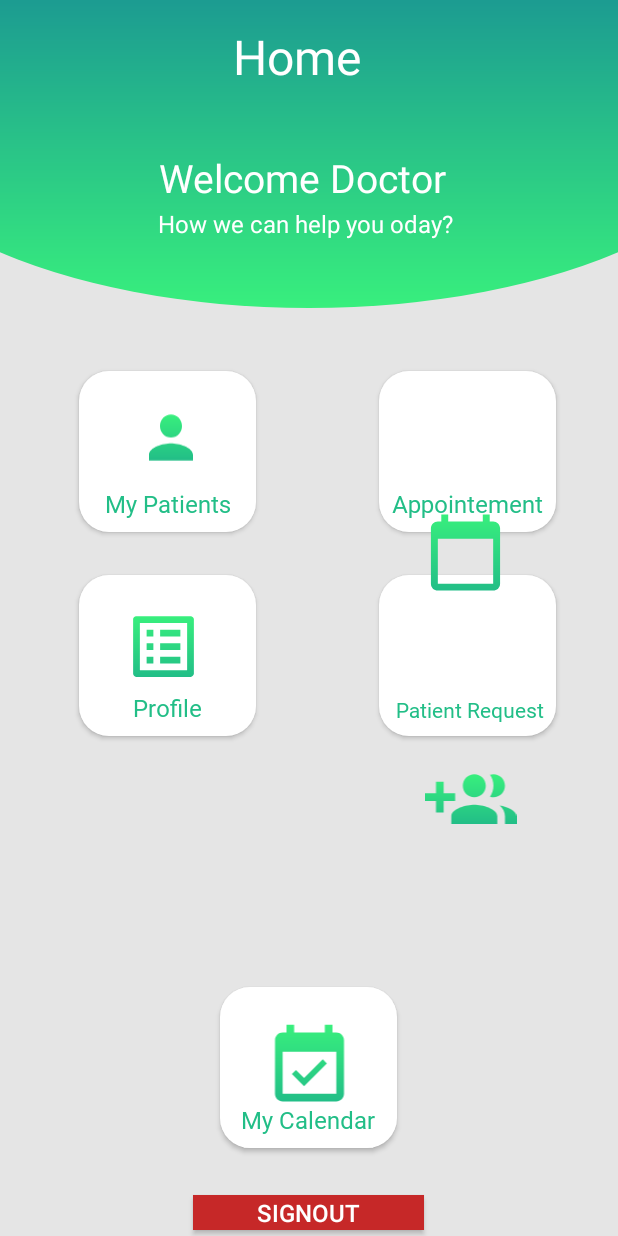
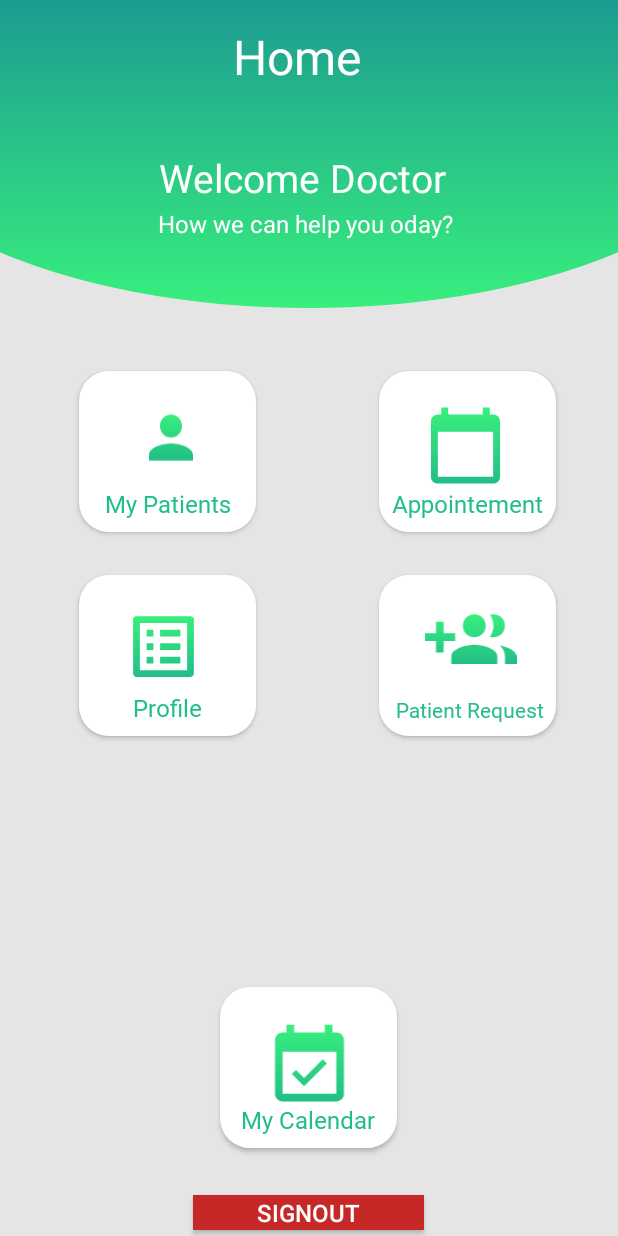
Before and after one commit to FARHAN-27/Telemedicine-App-using-java, an Android app: the DoctorHomeActivity screen opened directly, with no data from a screen before it, on a phone screen of 412 x 824 dp. Run offline under Robolectric (Android 15) with nearby library versions, the light colour scheme and no system bars; our stand-ins replace ButterKnife, Firebase (no records; nobody signed in at launch, a user with empty details on screens opened directly); Roboto replaces fonts that are not available here.

Commit message:
thik kore dici

```diff
--- a/app/src/main/res/layout/activity_doctor_home.xml
+++ b/app/src/main/res/layout/activity_doctor_home.xml
@@ -19,6 +19,95 @@
         app:layout_constraintHorizontal_bias="0.25"
         app:layout_constraintStart_toStartOf="parent"
         app:srcCompat="@drawable/ic_person" />
+
+
+
+    <Button
+        android:id="@+id/listPatients"
+        android:layout_width="118dp"
+        android:layout_height="107dp"
+        android:layout_marginTop="32dp"
+        android:layout_marginBottom="237dp"
+        android:background="@drawable/button_home"
+        android:fontFamily="@font/roboto"
+        android:gravity="bottom|center"
+        android:paddingBottom="8dp"
+        android:text="My Patients"
+        android:textAllCaps="false"
+        android:textColor="#22BE87"
+        android:textSize="16sp"
+        app:layout_constraintBottom_toTopOf="@+id/signOutBtn"
+        app:layout_constraintEnd_toEndOf="parent"
+        app:layout_constraintHorizontal_bias="0.18"
+        app:layout_constraintStart_toStartOf="parent"
+        app:layout_constraintTop_toBottomOf="@+id/view"
+        app:layout_constraintVertical_bias="0.0" />
+
+    <Button
+        android:id="@+id/btnRequst"
+        android:layout_width="118dp"
+        android:layout_height="107dp"
+        android:layout_marginTop="32dp"
+        android:layout_marginBottom="237dp"
+        android:background="@drawable/button_home"
+        android:text="Appointement"
+        android:textColor="#22BE87"
+        android:textSize="16sp"
+        android:textAllCaps="false"
+        android:fontFamily="@font/roboto"
+        android:gravity="bottom|center"
+        android:paddingBottom="8dp"
+        app:layout_constraintBottom_toTopOf="@+id/signOutBtn"
+        app:layout_constraintEnd_toEndOf="parent"
+        app:layout_constraintHorizontal_bias="0.86"
+        app:layout_constraintStart_toStartOf="parent"
+        app:layout_constraintTop_toBottomOf="@+id/view"
+        app:layout_constraintVertical_bias="0.0" />
+
+
+    <Button
+        android:id="@+id/profile"
+        android:layout_width="118dp"
+        android:layout_height="107dp"
+        android:layout_marginTop="168dp"
+        android:layout_marginBottom="98dp"
+        android:background="@drawable/button_home"
+        android:text="Profile"
+        android:fontFamily="@font/roboto"
+        android:gravity="bottom|center"
+        android:textAllCaps="false"
+        android:paddingBottom="8dp"
+        android:textColor="#22BE87"
+        android:textSize="16sp"
+        app:layout_constraintBottom_toTopOf="@+id/signOutBtn"
+        app:layout_constraintEnd_toEndOf="parent"
+        app:layout_constraintHorizontal_bias="0.18"
+        app:layout_constraintStart_toStartOf="parent"
+        app:layout_constraintTop_toBottomOf="@+id/view"
+        app:layout_constraintVertical_bias="0.0" />
+
+
+    <Button
+        android:id="@+id/appointement"
+        android:layout_width="118dp"
+        android:layout_height="107dp"
+        android:layout_marginTop="168dp"
+        android:layout_marginBottom="98dp"
+        android:background="@drawable/button_home"
+        android:text=" Patient Request"
+        android:textColor="#22BE87"
+        android:textSize="14sp"
+        android:fontFamily="@font/roboto"
+        android:textAllCaps="false"
+        android:gravity="bottom|center"
+        android:paddingBottom="8dp"
+        app:layout_constraintBottom_toTopOf="@+id/signOutBtn"
+        app:layout_constraintEnd_toEndOf="parent"
+        app:layout_constraintHorizontal_bias="0.86"
+        app:layout_constraintStart_toStartOf="parent"
+        app:layout_constraintTop_toBottomOf="@+id/view"
+        app:layout_constraintVertical_bias="0.0" />
+
 
 
     <Button
@@ -46,7 +135,9 @@
         android:layout_height="23dp"
         android:layout_marginBottom="4dp"
         android:background="#C62828"
+
         android:text="SignOut"
+
         android:textColor="#ffff"
         android:textSize="16sp"
         app:layout_constraintBottom_toBottomOf="parent"
@@ -54,89 +145,10 @@
         app:layout_constraintHorizontal_bias="0.498"
         app:layout_constraintStart_toStartOf="parent" />
 
-    <Button
-        android:id="@+id/btnRequst"
-        android:layout_width="118dp"
-        android:layout_height="107dp"
-        android:layout_marginTop="32dp"
-        android:layout_marginBottom="237dp"
-        android:background="@drawable/button_home"
-        android:text="Appointement"
-        android:textColor="#22BE87"
-        android:textSize="16sp"
-        android:textAllCaps="false"
-        android:fontFamily="@font/roboto"
-        android:gravity="bottom|center"
-        android:paddingBottom="8dp"
-        app:layout_constraintBottom_toTopOf="@+id/signOutBtn"
-        app:layout_constraintEnd_toEndOf="parent"
-        app:layout_constraintHorizontal_bias="0.86"
-        app:layout_constraintStart_toStartOf="parent"
-        app:layout_constraintTop_toBottomOf="@+id/view"
-        app:layout_constraintVertical_bias="0.0" />
 
-    <Button
-        android:id="@+id/appointement"
-        android:layout_width="118dp"
-        android:layout_height="107dp"
-        android:layout_marginTop="168dp"
-        android:layout_marginBottom="98dp"
-        android:background="@drawable/button_home"
-        android:text=" Patient Request"
-        android:textColor="#22BE87"
-        android:textSize="14sp"
-        android:fontFamily="@font/roboto"
-        android:textAllCaps="false"
-        android:gravity="bottom|center"
-        android:paddingBottom="8dp"
-        app:layout_constraintBottom_toTopOf="@+id/signOutBtn"
-        app:layout_constraintEnd_toEndOf="parent"
-        app:layout_constraintHorizontal_bias="0.86"
-        app:layout_constraintStart_toStartOf="parent"
-        app:layout_constraintTop_toBottomOf="@+id/view"
-        app:layout_constraintVertical_bias="0.0" />
 
-    <Button
-        android:id="@+id/listPatients"
-        android:layout_width="118dp"
-        android:layout_height="107dp"
-        android:layout_marginTop="32dp"
-        android:layout_marginBottom="237dp"
-        android:background="@drawable/button_home"
-        android:fontFamily="@font/roboto"
-        android:gravity="bottom|center"
-        android:paddingBottom="8dp"
-        android:text="My Patients"
-        android:textAllCaps="false"
-        android:textColor="#22BE87"
-        android:textSize="16sp"
-        app:layout_constraintBottom_toTopOf="@+id/signOutBtn"
-        app:layout_constraintEnd_toEndOf="parent"
-        app:layout_constraintHorizontal_bias="0.18"
-        app:layout_constraintStart_toStartOf="parent"
-        app:layout_constraintTop_toBottomOf="@+id/view"
-        app:layout_constraintVertical_bias="0.0" />
 
-    <Button
-        android:id="@+id/profile"
-        android:layout_width="118dp"
-        android:layout_height="107dp"
-        android:layout_marginTop="168dp"
-        android:layout_marginBottom="98dp"
-        android:background="@drawable/button_home"
-        android:text="Profile"
-        android:fontFamily="@font/roboto"
-        android:gravity="bottom|center"
-        android:textAllCaps="false"
-        android:paddingBottom="8dp"
-        android:textColor="#22BE87"
-        android:textSize="16sp"
-        app:layout_constraintBottom_toTopOf="@+id/signOutBtn"
-        app:layout_constraintEnd_toEndOf="parent"
-        app:layout_constraintHorizontal_bias="0.18"
-        app:layout_constraintStart_toStartOf="parent"
-        app:layout_constraintTop_toBottomOf="@+id/view"
-        app:layout_constraintVertical_bias="0.0" />
+
 
     <LinearLayout
         android:id="@+id/view"
@@ -218,26 +230,26 @@
         android:id="@+id/imageView9"
         android:layout_width="wrap_content"
         android:layout_height="wrap_content"
-        android:elevation="19dp"
+        android:elevation="5dp"
         app:layout_constraintBottom_toBottomOf="parent"
         app:layout_constraintEnd_toEndOf="parent"
         app:layout_constraintHorizontal_bias="0.792"
         app:layout_constraintStart_toStartOf="parent"
         app:layout_constraintTop_toTopOf="@+id/view"
-        app:layout_constraintVertical_bias="0.443"
+        app:layout_constraintVertical_bias="0.35"
         app:srcCompat="@drawable/ic_appointement" />
 
     <ImageView
         android:id="@+id/imageView10"
         android:layout_width="62dp"
         android:layout_height="61dp"
-        android:elevation="19dp"
+        android:elevation="5dp"
         app:layout_constraintBottom_toBottomOf="parent"
         app:layout_constraintEnd_toEndOf="parent"
         app:layout_constraintHorizontal_bias="0.808"
         app:layout_constraintStart_toStartOf="parent"
         app:layout_constraintTop_toTopOf="@+id/view"
-        app:layout_constraintVertical_bias="0.66"
+        app:layout_constraintVertical_bias="0.52"
         app:srcCompat="@drawable/ic_request" />
 
     <ImageView
```
Also changed, not shown: app/src/main/res/layout/activity_home.xml (+123 -13 lines).
